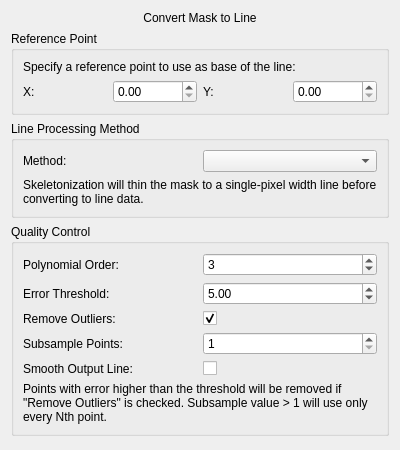
This is src/WhiskerToolbox/DataTransform_Widget/Masks/MaskToLine_Widget/MaskToLine_Widget.ui in paulmthompson/WhiskerToolbox as Qt 5 draws it before an edit. The edited form follows.
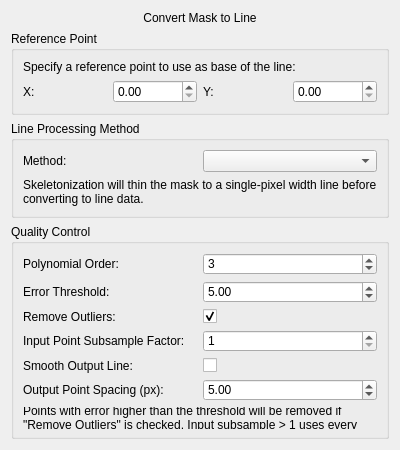
This is the edited form.

Commit message: add resample line transformation

```diff
--- a/src/WhiskerToolbox/DataTransform_Widget/Masks/MaskToLine_Widget/MaskToLine_Widget.ui
+++ b/src/WhiskerToolbox/DataTransform_Widget/Masks/MaskToLine_Widget/MaskToLine_Widget.ui
@@ -187,7 +187,7 @@
       <item row="3" column="0">
        <widget class="QLabel" name="subsampleLabel">
         <property name="text">
-         <string>Subsample Points:</string>
+         <string>Input Point Subsample Factor:</string>
         </property>
        </widget>
       </item>
@@ -220,10 +220,34 @@
        </widget>
       </item>
       
-      <item row="5" column="0" colspan="2">
+      <item row="5" column="0">
+        <widget class="QLabel" name="outputResolutionLabel">
+         <property name="text">
+          <string>Output Point Spacing (px):</string>
+         </property>
+        </widget>
+      </item>
+      <item row="5" column="1">
+       <widget class="QDoubleSpinBox" name="outputResolutionSpinBox">
+        <property name="minimum">
+         <double>1.0</double>
+        </property>
+        <property name="maximum">
+         <double>30.0</double>
+        </property>
+        <property name="singleStep">
+         <double>0.5</double>
+        </property>
+        <property name="value">
+         <double>5.0</double>
+        </property>
+       </widget>
+      </item>
+      
+      <item row="6" column="0" colspan="2">
        <widget class="QLabel" name="qualityDescriptionLabel">
         <property name="text">
-         <string>Points with error higher than the threshold will be removed if "Remove Outliers" is checked. Subsample value > 1 will use only every Nth point.</string>
+         <string>Points with error higher than the threshold will be removed if "Remove Outliers" is checked. Input subsample > 1 uses every Nth mask point. Output spacing controls final line point density.</string>
         </property>
         <property name="wordWrap">
          <bool>true</bool>
```
The commit also changes 16 other files.
